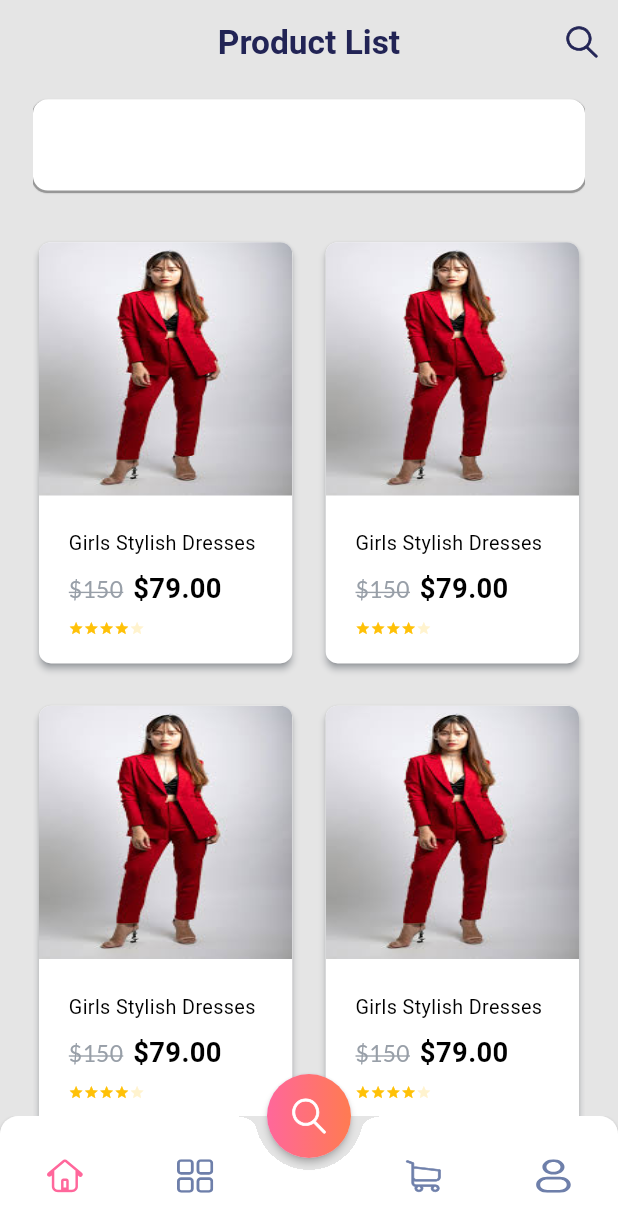
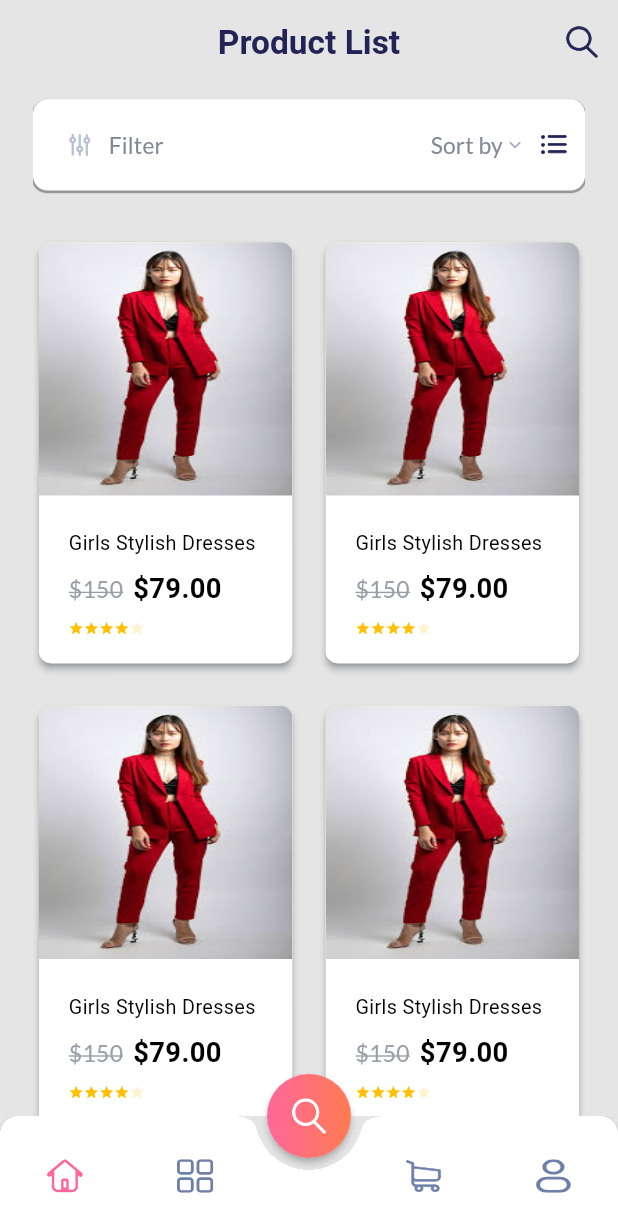
Before and after one commit to shaunhossain/dokan_demo, a Flutter app: the HomePage screen opened by its route, on a phone screen of 412 x 824 dp. Shown: the top 1232 px of the screen. Run offline on Flutter 3.47's test engine with Material 3 defaults, Android fonts, the phone set to English and light mode, and no system bars; drawn by our look-alikes of flutter_rating_bar; our stand-ins replace bloc, cached_network_image, dotted_border, flutter_bloc, flutter_screenutil, flutter_svg and 5 more.

Commit message:
- add product filter and shortBy view

```diff
--- a/lib/presentation/ui/pages/home/home_page.dart
+++ b/lib/presentation/ui/pages/home/home_page.dart
@@ -1,6 +1,7 @@
 import 'package:cached_network_image/cached_network_image.dart';
 import 'package:dokan_demo/core/app_colors.dart';
 import 'package:dokan_demo/core/styles.dart';
+import 'package:dokan_demo/presentation/ui/widgets/home/custom_search_view.dart';
 import 'package:flutter/material.dart';
 import 'package:flutter_rating_bar/flutter_rating_bar.dart';
 import 'package:flutter_screenutil/flutter_screenutil.dart';
@@ -38,23 +39,7 @@ class HomePage extends StatelessWidget {
             SliverPadding(
               padding: EdgeInsets.only(bottom: 30.h, top: 10.h),
               sliver: SliverToBoxAdapter(
-                child: Container(
-                  width: double.maxFinite,
-                  height: 60.h,
-                  decoration: BoxDecoration(
-                    color: LightModeColor.white.color,
-                    borderRadius: BorderRadius.circular(10),
-                    boxShadow: [
-                      BoxShadow(
-                        color: LightModeColor.shadowStroke.color,
-                        spreadRadius: 0.01,
-                        blurRadius: 0.01,
-                        blurStyle: BlurStyle.solid,
-                        offset: const Offset(0, 1), // changes position of shadow
-                      ),
-                    ],
-                  ),
-                ),
+                child: CustomSearchView(onFilter: () {}, onShortBy: () {}),
               ),
             ),
             SliverGrid(
--- /dev/null
+++ b/lib/presentation/ui/widgets/home/custom_search_view.dart
@@ -0,0 +1,87 @@
+import 'package:dokan_demo/core/app_colors.dart';
+import 'package:dokan_demo/core/styles.dart';
+import 'package:flutter/material.dart';
+import 'package:flutter_screenutil/flutter_screenutil.dart';
+import 'package:flutter_svg/svg.dart';
+
+class CustomSearchView extends StatelessWidget {
+  const CustomSearchView({super.key, required this.onFilter, required this.onShortBy});
+
+  final Function() onFilter;
+  final Function() onShortBy;
+
+  @override
+  Widget build(BuildContext context) {
+    return Container(
+      width: double.maxFinite,
+      height: 60.h,
+      padding: EdgeInsets.only(left: 10.w, right: 10.w),
+      decoration: BoxDecoration(
+        color: LightModeColor.white.color,
+        borderRadius: BorderRadius.circular(10),
+        boxShadow: [
+          BoxShadow(
+            color: LightModeColor.shadowStroke.color,
+            spreadRadius: 0.01,
+            blurRadius: 0.01,
+            blurStyle: BlurStyle.solid,
+            offset:
+            const Offset(0, 1), // changes position of shadow
+          ),
+        ],
+      ),
+      child: Row(
+        crossAxisAlignment: CrossAxisAlignment.center,
+        mainAxisAlignment: MainAxisAlignment.spaceBetween,
+        children: [
+          TextButton(
+            onPressed: onFilter,
+            child: Row(
+              crossAxisAlignment: CrossAxisAlignment.center,
+              mainAxisAlignment: MainAxisAlignment.center,
+              children: [
+                SvgPicture.asset(
+                  "assets/filter_icon.svg",
+                  width: 15.w,
+                  height: 16.h,
+                  fit: BoxFit.scaleDown,
+                  color: LightModeColor.filterIcon.color,
+                ),
+                SizedBox(width: 10.w,),
+                Text("Filter",style: latoBMRegularStyle(LightModeColor.filterText.color),),
+              ],
+            ),
+          ),
+          Row(
+            children: [
+              TextButton(
+                onPressed: onShortBy,
+                child: Row(
+                  crossAxisAlignment: CrossAxisAlignment.center,
+                  mainAxisAlignment: MainAxisAlignment.center,
+                  children: [
+                    Text("Sort by",style: latoBMRegularStyle(LightModeColor.filterText.color)),
+                    SizedBox(width: 4.w,),
+                    SvgPicture.asset(
+                      "assets/down_arrow_icon.svg",
+                      width: 7.w,
+                      height: 13.h,
+                      fit: BoxFit.scaleDown,
+                    ),
+                  ],
+                ),
+              ),
+              SvgPicture.asset(
+                "assets/search_menu_icon.svg",
+                width: 18.w,
+                height: 13.h,
+                fit: BoxFit.scaleDown,
+                color: LightModeColor.searchMenuIcon.color,
+              ),
+            ],
+          )
+        ],
+      ),
+    );
+  }
+}
```
